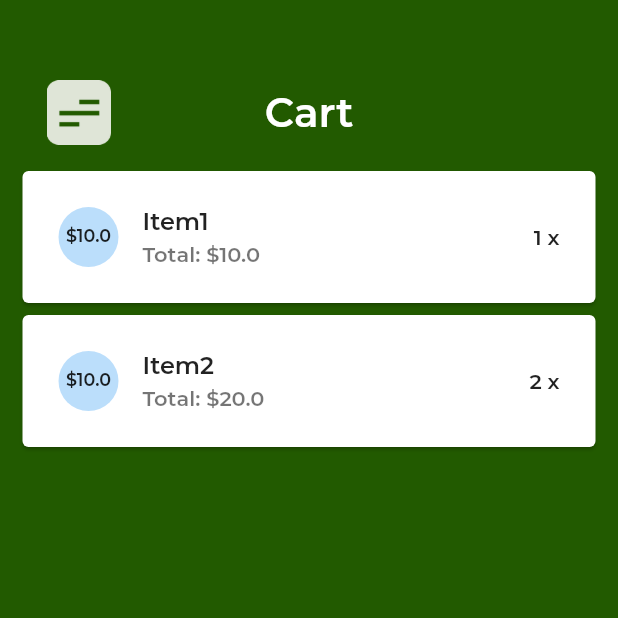
After one commit to rounak610/oxon_app, a Flutter app: the CartPage screen opened by its route, on a phone screen of 412 x 824 dp, the top half of it. The commit adds this screen. Run offline on Flutter 3.47's test engine with Material 2 defaults, Android fonts, the phone set to English and light mode, and no system bars; our stand-ins replace camera, cloud_firestore, firebase_core, google_maps_flutter, share_plus; accounts and stored records are empty.

```diff
--- a/lib/main.dart
+++ b/lib/main.dart
@@ -1,6 +1,7 @@
 import 'package:camera/camera.dart';
 import 'package:firebase_core/firebase_core.dart';
 import 'package:flutter/material.dart';
+import 'package:oxon_app/pages/cart_pg.dart';
 import 'package:oxon_app/pages/coming_soon.dart';
 import 'package:oxon_app/pages/donate_dustbin.dart';
 import 'package:oxon_app/pages/preview_report.dart';
@@ -45,7 +46,8 @@ class MyApp extends StatelessWidget {
         DonateDustbin.routeName: (context) => DonateDustbin(),
         ProductsPage.routeName: (context) => ProductsPage(),
         ComingSoon.routeName: (context) => ComingSoon(),
-        PreviewReport.routeName: (context) => PreviewReport()
+        PreviewReport.routeName: (context) => PreviewReport(),
+        CartPage.routeName: (context) => CartPage()
       },
     );
   }
--- /dev/null
+++ b/lib/pages/cart_pg.dart
@@ -0,0 +1,23 @@
+import 'package:flutter/material.dart';
+import 'package:oxon_app/widgets/cart_item.dart';
+import 'package:oxon_app/widgets/custom_appbar.dart';
+import 'package:oxon_app/widgets/custom_drawer.dart';
+
+class CartPage extends StatelessWidget {
+  const CartPage({Key? key}) : super(key: key);
+  static const routeName = '/cart-page';
+
+  @override
+  Widget build(BuildContext context) {
+    return Scaffold(
+      drawer: CustomDrawer(),
+      appBar: CustomAppBar(context, 'Cart'),
+      backgroundColor: Color.fromARGB(255, 34, 90, 0),
+      body: Column(children: [
+        CartItem('id', 'productId', 10, 1, 'Item1'),
+        CartItem('id', 'productId', 10, 2, 'Item2'),
+
+      ],),
+    );
+  }
+}
--- a/lib/pages/products_pg.dart
+++ b/lib/pages/products_pg.dart
@@ -1,5 +1,6 @@
 import 'package:flutter/cupertino.dart';
 import 'package:flutter/material.dart';
+import 'package:oxon_app/pages/cart_pg.dart';
 import 'package:oxon_app/widgets/custom_appbar.dart';
 
 import '../widgets/custom_drawer.dart';
@@ -26,7 +27,9 @@ class _ProductsPageState extends State<ProductsPage> {
                 width: 105,
                 height: 105,
                 child: IconButton(
-                    onPressed: () {},
+                    onPressed: () {
+                      Navigator.of(context).pushNamed(CartPage.routeName);
+                    },
                     icon: Container(
                       width: 43,
                       height: 43,
--- a/lib/pages/sustainable_mapping_pg.dart
+++ b/lib/pages/sustainable_mapping_pg.dart
@@ -47,7 +47,7 @@ class _SusMappingState extends State<SusMapping> with TickerProviderStateMixin {
       child: Scaffold(
           drawer: CustomDrawer(),
           backgroundColor: Color.fromARGB(255, 34, 90, 0),
-          appBar: CustomAppBar(context, "Sustainable Mapping"),
+          appBar: CustomAppBar(context, "Sustainable Mapping",),
           body: Column(
             children: [
               Container(
--- a/lib/pages/welcome_pg.dart
+++ b/lib/pages/welcome_pg.dart
@@ -2,6 +2,7 @@ import 'package:flutter/cupertino.dart';
 import 'package:flutter/material.dart';
 import 'package:flutter/widgets.dart';
 import 'package:oxon_app/pages/products_pg.dart';
+import 'package:oxon_app/pages/sustainable_mapping_pg.dart';
 
 class WelcomePage extends StatefulWidget {
   const WelcomePage({Key? key}) : super(key: key);
@@ -66,7 +67,7 @@ class _WelcomePageState extends State<WelcomePage> {
                             Navigator.push(
                                 context,
                                 MaterialPageRoute(
-                                    builder: (context) => ProductsPage()));
+                                    builder: (context) => SusMapping()));
                           },
                           child: Text(
                             "Send OTP",
--- /dev/null
+++ b/lib/widgets/cart_item.dart
@@ -0,0 +1,89 @@
+import 'package:flutter/material.dart';
+import 'package:provider/provider.dart';
+
+class CartItem extends StatelessWidget {
+  final String id;
+  final String productId;
+  final double price;
+  final int quantity;
+  final String title;
+
+  CartItem(
+    this.id,
+    this.productId,
+    this.price,
+    this.quantity,
+    this.title,
+  );
+
+  @override
+  Widget build(BuildContext context) {
+    return Dismissible(
+      key: ValueKey(id),
+      background: Container(
+        color: Theme.of(context).errorColor,
+        child: const Icon(
+          Icons.delete,
+          color: Colors.white,
+          size: 40,
+        ),
+        alignment: Alignment.centerRight,
+        padding: const EdgeInsets.only(right: 20),
+        margin: const EdgeInsets.symmetric(
+          horizontal: 15,
+          vertical: 4,
+        ),
+      ),
+      direction: DismissDirection.endToStart,
+      confirmDismiss: (direction) {
+        return showDialog(
+          context: context,
+          builder: (ctx) => AlertDialog(
+                title: const Text('Are you sure?'),
+                content: const Text(
+                  'Do you want to remove the item from the cart?',
+                ),
+                actions: <Widget>[
+                  FlatButton(
+                    child: const Text('No'),
+                    onPressed: () {
+                      Navigator.of(ctx).pop(false);
+                    },
+                  ),
+                  FlatButton(
+                    child: const Text('Yes'),
+                    onPressed: () {
+                      Navigator.of(ctx).pop(true);
+                    },
+                  ),
+                ],
+              ),
+        );
+      },
+      onDismissed: (direction) {
+      },
+      child: Card(
+        margin: const EdgeInsets.symmetric(
+          horizontal: 15,
+          vertical: 4,
+        ),
+        child: Padding(
+          padding: const EdgeInsets.all(8),
+          child: ListTile(
+            leading: CircleAvatar(
+              child: Padding(
+                padding: const EdgeInsets.all(5),
+                child: FittedBox(
+                  child: Text('\$$price'),
+                ),
+              ),
+            ),
+            title: Text(title),
+            subtitle: Text('Total: \$${(price * quantity)}'),
+            trailing: Text('$quantity x'),
+          ),
+        ),
+      ),
+    );
+  }
+}
--- a/lib/widgets/custom_drawer.dart
+++ b/lib/widgets/custom_drawer.dart
@@ -95,7 +95,7 @@ class CustomDrawer extends StatelessWidget {
                 ),
                 _tileItem('Profile', ProfilePage.routeName, context),
                 _tileItem('My Wallet', ComingSoon.routeName, context),
-                _tileItem('Let\'s Shop', ProductsPage.routeName, context),
+                _tileItem('Let\'s Shop', ComingSoon.routeName, context),
                 _tileItem('Sustainable Mapping', SusMapping.routeName, context),
                 _tileItem('Donate a Dustbin', DonateDustbin.routeName, context),
                 _tileItem('Explore & Bid', ComingSoon.routeName, context),
```
Also changed, not shown: lib/pages/preview_report.dart (+4 -5 lines), pubspec.lock.
